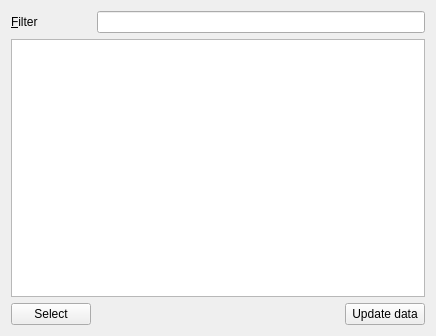
This is atef/ui/ophyd_device_tree_widget.ui in pcdshub/atef as Qt 5 draws it before an edit. The edited form follows.
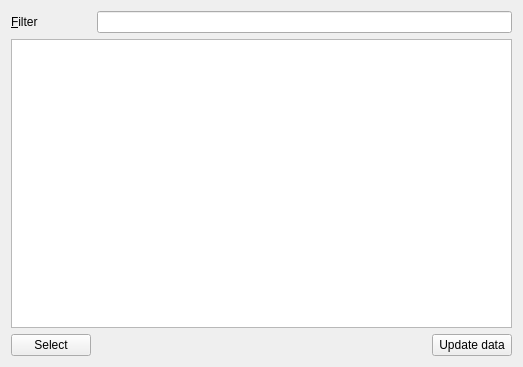
This is the edited form. Custom widgets are drawn as their Qt base class.

Commit message: MNT: rework happi/ophyd widget a bit

```diff
--- a/atef/ui/ophyd_device_tree_widget.ui
+++ b/atef/ui/ophyd_device_tree_widget.ui
@@ -6,10 +6,16 @@
    <rect>
     <x>0</x>
     <y>0</y>
-    <width>436</width>
-    <height>336</height>
+    <width>523</width>
+    <height>367</height>
    </rect>
   </property>
+  <property name="sizePolicy">
+   <sizepolicy hsizetype="Preferred" vsizetype="Preferred">
+    <horstretch>0</horstretch>
+    <verstretch>0</verstretch>
+   </sizepolicy>
+  </property>
   <property name="windowTitle">
    <string>Form</string>
   </property>
```
The commit also changes 2 other files.
